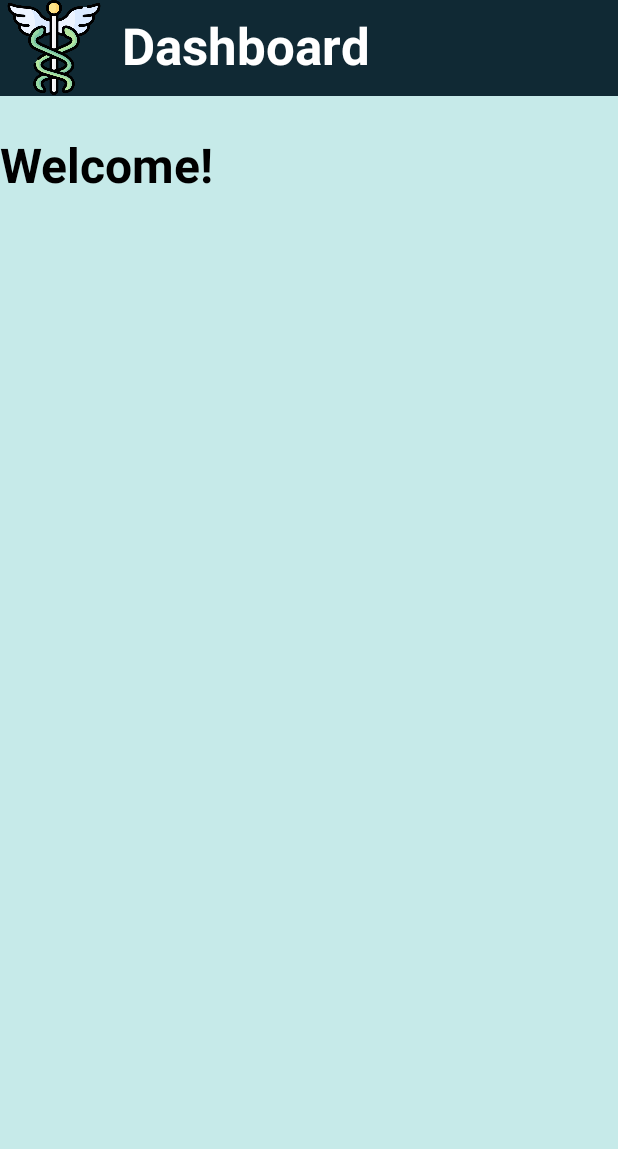
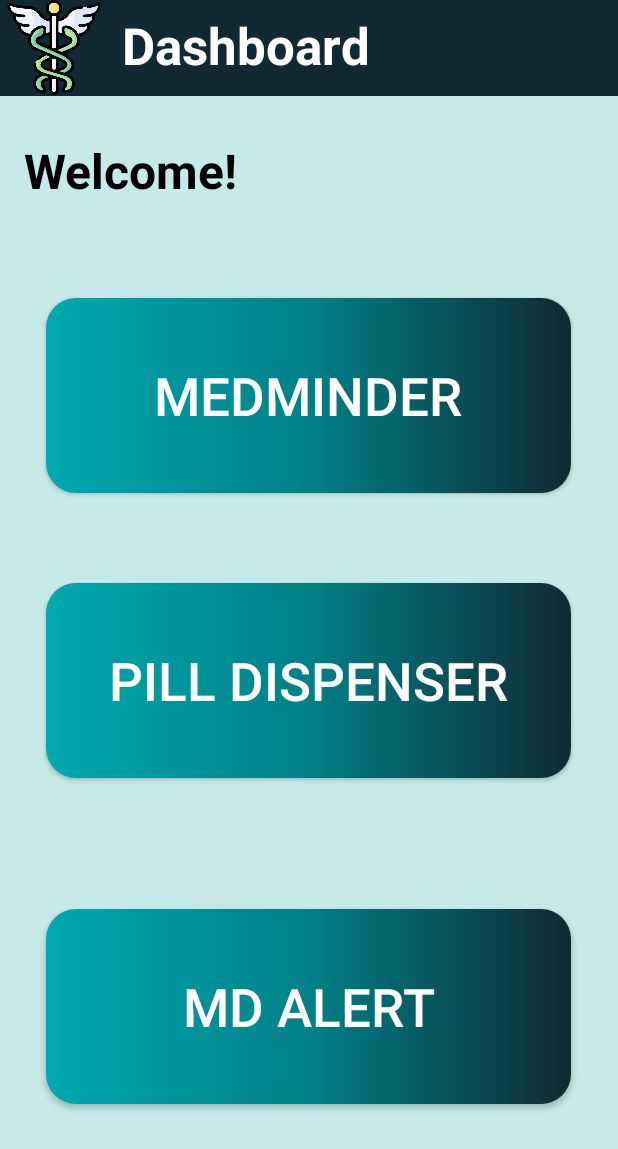
Before and after one commit to agautam8103/MediSync, an Android app: the Dashboard screen opened directly, with no data from a screen before it, on a phone screen of 412 x 824 dp. Shown: the top 1149 px of the screen. Run offline under Robolectric (Android 15) with nearby library versions, the phone set to English and light mode, and no system bars.

Commit message:
Pill Dispenser and dashboard

```diff
--- a/app/src/main/AndroidManifest.xml
+++ b/app/src/main/AndroidManifest.xml
@@ -23,6 +23,11 @@
             android:theme="@style/Theme.MediSync">
         </activity>
         <activity
+            android:name=".PillDispenser"
+            android:exported="true"
+            android:theme="@style/Theme.MediSync">
+        </activity>
+        <activity
             android:name=".Dashboard"
             android:exported="true"
             android:theme="@style/Theme.MediSync">
--- a/app/src/main/java/com/example/medisync/Dashboard.java
+++ b/app/src/main/java/com/example/medisync/Dashboard.java
@@ -35,7 +35,7 @@ public class Dashboard extends AppCompatActivity {
     private Database medi_user_saved_data;
     TextView greeting_oxy_user, dash_mesg, heart_rate_label, blood_oxygen_level_label, body_temperature_label,
             Click_to_see_more_label1, Click_to_see_more_label2, Click_to_see_more_label3;
-    Button heart_rate_BTN, blood_oxy_BTN, body_temp_BTN;
+    Button pill_dispenser, mdalert, medminder;
     ImageView heart_pic, temp_pic, blood_oxy_pic, logo;
     private Toolbar toolbar;
 
@@ -52,7 +52,13 @@ public class Dashboard extends AppCompatActivity {
         greeting_oxy_user = findViewById(R.id.welcomemessage);
         medi_user_saved_data = new Database(Dashboard.this);
 
-
+        pill_dispenser = findViewById(R.id.pilldispenserbutton);
+        pill_dispenser.setOnClickListener(new View.OnClickListener() {
+            @Override
+            public void onClick(View v) {
+                pillDispenser();
+            }
+        });
     }
 
     @Override
@@ -71,6 +77,11 @@ public class Dashboard extends AppCompatActivity {
 
     }
 
+    private void pillDispenser() {
+        Intent intent = new Intent(this, PillDispenser.class);
+        startActivity(intent);
+    }
+
     @Override
     public void onBackPressed() { //Stay in this page if back phone button is pressed at any page
         Intent intent = new Intent(this, Dashboard.class);
@@ -78,4 +89,7 @@ public class Dashboard extends AppCompatActivity {
         finish();
     }
 
+
+
+
 }
--- /dev/null
+++ b/app/src/main/res/drawable/rounded_button.xml
@@ -0,0 +1,11 @@
+<!-- rounded_button.xml -->
+<shape xmlns:android="http://schemas.android.com/apk/res/android">
+    <solid android:color="#00A9B0" />
+    <corners android:radius="20dp" />
+    <gradient
+        android:angle="360"
+        android:centerColor="#008187"
+        android:startColor="#00A9B0"
+        android:endColor="#102934"
+        android:type="linear"/>
+</shape>
--- a/app/src/main/res/layout/dashboard.xml
+++ b/app/src/main/res/layout/dashboard.xml
@@ -5,7 +5,54 @@
     android:layout_width="match_parent"
     android:layout_height="match_parent"
     android:background="#C6EAE9"
-    tools:context=".Dashboard">
+    tools:context=".Dashboard"
+    tools:layout_editor_absoluteX="0dp"
+    tools:layout_editor_absoluteY="-2dp">
+
+
+    <androidx.appcompat.widget.AppCompatButton
+        android:id="@+id/pilldispenserbutton"
+        android:layout_width="350dp"
+        android:layout_height="130dp"
+        android:background="@drawable/rounded_button"
+        android:text="Pill Dispenser"
+        android:textColor="#FFFFFF"
+        android:textSize="35sp"
+        app:layout_constraintBottom_toBottomOf="parent"
+        app:layout_constraintEnd_toEndOf="parent"
+        app:layout_constraintHorizontal_bias="0.491"
+        app:layout_constraintStart_toStartOf="parent"
+        app:layout_constraintTop_toBottomOf="@+id/toolbar2"
+        app:layout_constraintVertical_bias="0.515" />
+
+    <androidx.appcompat.widget.AppCompatButton
+        android:id="@+id/mdalert"
+        android:layout_width="350dp"
+        android:layout_height="130dp"
+        android:layout_marginBottom="88dp"
+        android:background="@drawable/rounded_button"
+        android:text="MD ALert"
+        android:textColor="#FFFFFF"
+        android:textSize="35sp"
+        app:layout_constraintBottom_toBottomOf="parent"
+        app:layout_constraintEnd_toEndOf="parent"
+        app:layout_constraintHorizontal_bias="0.491"
+        app:layout_constraintStart_toStartOf="parent" />
+
+    <androidx.appcompat.widget.AppCompatButton
+        android:id="@+id/medminder"
+        android:layout_width="350dp"
+        android:layout_height="130dp"
+        android:background="@drawable/rounded_button"
+        android:text="Medminder"
+        android:textColor="#FFFFFF"
+        android:textSize="35sp"
+        app:layout_constraintBottom_toBottomOf="parent"
+        app:layout_constraintEnd_toEndOf="parent"
+        app:layout_constraintHorizontal_bias="0.491"
+        app:layout_constraintStart_toStartOf="parent"
+        app:layout_constraintTop_toBottomOf="@+id/toolbar2"
+        app:layout_constraintVertical_bias="0.214" />
 
 
     <androidx.appcompat.widget.Toolbar
@@ -49,14 +96,21 @@
         android:id="@+id/welcomemessage"
         android:layout_width="wrap_content"
         android:layout_height="wrap_content"
+        android:layout_marginStart="16dp"
+        android:layout_marginTop="28dp"
         android:text="Welcome!"
         android:textColor="#000000"
         android:textSize="32sp"
         android:textStyle="bold"
-        android:layout_marginTop="24dp"
         app:layout_constraintStart_toStartOf="parent"
         app:layout_constraintTop_toBottomOf="@+id/toolbar2" />
 
+    <ImageView
+        android:layout_width="72dp"
+        android:layout_height="63dp"
+        app:layout_constraintStart_toStartOf="parent"
+        app:layout_constraintTop_toTopOf="parent"
+        app:srcCompat="@drawable/caduceus_symbol" />
 
 
 </androidx.constraintlayout.widget.ConstraintLayout>
```
Also changed, not shown: app/src/main/java/com/example/medisync/PillDispenser.java (added, +14 -0 lines), app/src/main/res/layout/pilldispenser.xml (added, +139 -0 lines).
